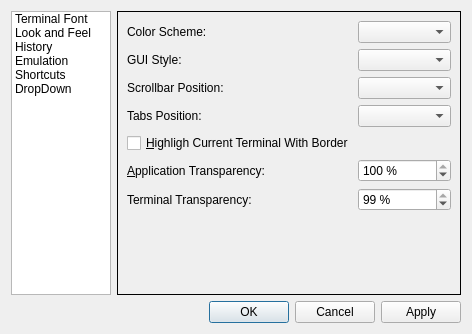
Old version of the form src/forms/propertiesdialog.ui in the repository lxqt/qterminal.
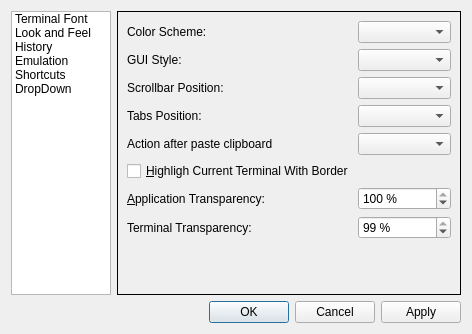
New version of the form.

Commit message: Add zoom terminal. New option in PropertiesDialog

The edit to the form file:
```diff
--- a/src/forms/propertiesdialog.ui
+++ b/src/forms/propertiesdialog.ui
@@ -14,6 +14,16 @@
    <string>QTerminal Properties</string>
   </property>
   <layout class="QGridLayout" name="gridLayout_4">
+   <item row="1" column="0" colspan="2">
+    <widget class="QDialogButtonBox" name="buttonBox">
+     <property name="orientation">
+      <enum>Qt::Horizontal</enum>
+     </property>
+     <property name="standardButtons">
+      <set>QDialogButtonBox::Apply|QDialogButtonBox::Cancel|QDialogButtonBox::Ok</set>
+     </property>
+    </widget>
+   </item>
    <item row="0" column="0">
     <widget class="QListWidget" name="listWidget">
      <property name="sizePolicy">
@@ -135,6 +145,16 @@
      </widget>
      <widget class="QWidget" name="lokkAndFeelPage">
       <layout class="QGridLayout" name="gridLayout_3">
+       <item row="3" column="2">
+        <widget class="QComboBox" name="tabsPos_comboBox"/>
+       </item>
+       <item row="4" column="0" colspan="2">
+        <widget class="QLabel" name="label_3">
+         <property name="text">
+          <string>Action after paste clipboard</string>
+         </property>
+        </widget>
+       </item>
        <item row="0" column="0" colspan="2">
         <widget class="QLabel" name="label_5">
          <property name="text">
@@ -142,29 +162,32 @@
          </property>
         </widget>
        </item>
-       <item row="0" column="2">
-        <widget class="QComboBox" name="colorSchemaCombo"/>
-       </item>
-       <item row="1" column="0">
-        <widget class="QLabel" name="label_6">
-         <property name="text">
-          <string>GUI Style:</string>
-         </property>
-        </widget>
-       </item>
        <item row="1" column="2">
         <widget class="QComboBox" name="styleComboBox"/>
        </item>
-       <item row="2" column="0" colspan="2">
-        <widget class="QLabel" name="label_7">
+       <item row="4" column="2">
+        <widget class="QComboBox" name="motionAfterPasting_comboBox"/>
+       </item>
+       <item row="8" column="2">
+        <widget class="QSpinBox" name="termOpacityBox">
+         <property name="suffix">
+          <string> %</string>
+         </property>
+         <property name="minimum">
+          <number>1</number>
+         </property>
+         <property name="value">
+          <number>99</number>
+         </property>
+        </widget>
+       </item>
+       <item row="1" column="0">
+        <widget class="QLabel" name="label_6">
          <property name="text">
-          <string>Scrollbar Position:</string>
+          <string>GUI Style:</string>
          </property>
         </widget>
        </item>
-       <item row="2" column="2">
-        <widget class="QComboBox" name="scrollBarPos_comboBox"/>
-       </item>
        <item row="3" column="0" colspan="2">
         <widget class="QLabel" name="label_8">
          <property name="text">
@@ -172,10 +195,14 @@
          </property>
         </widget>
        </item>
-       <item row="3" column="2">
-        <widget class="QComboBox" name="tabsPos_comboBox"/>
+       <item row="8" column="0">
+        <widget class="QLabel" name="label">
+         <property name="text">
+          <string>Terminal Transparency:</string>
+         </property>
+        </widget>
        </item>
-       <item row="5" column="0" colspan="2">
+       <item row="7" column="0" colspan="2">
         <widget class="QLabel" name="label_4">
          <property name="text">
           <string>&amp;Application Transparency:</string>
@@ -185,7 +212,7 @@
          </property>
         </widget>
        </item>
-       <item row="5" column="2">
+       <item row="7" column="2">
         <widget class="QSpinBox" name="appOpacityBox">
          <property name="suffix">
           <string> %</string>
@@ -201,14 +228,14 @@
          </property>
         </widget>
        </item>
-       <item row="6" column="0">
-        <widget class="QLabel" name="label">
+       <item row="2" column="0" colspan="2">
+        <widget class="QLabel" name="label_7">
          <property name="text">
-          <string>Terminal Transparency:</string>
+          <string>Scrollbar Position:</string>
          </property>
         </widget>
        </item>
-       <item row="8" column="0">
+       <item row="10" column="0">
         <spacer name="verticalSpacer_3">
          <property name="orientation">
           <enum>Qt::Vertical</enum>
@@ -221,26 +248,19 @@
          </property>
         </spacer>
        </item>
-       <item row="6" column="2">
-        <widget class="QSpinBox" name="termOpacityBox">
-         <property name="suffix">
-          <string> %</string>
-         </property>
-         <property name="minimum">
-          <number>1</number>
-         </property>
-         <property name="value">
-          <number>99</number>
-         </property>
-        </widget>
+       <item row="0" column="2">
+        <widget class="QComboBox" name="colorSchemaCombo"/>
        </item>
-       <item row="4" column="0" colspan="3">
+       <item row="6" column="0" colspan="3">
         <widget class="QCheckBox" name="highlightCurrentCheckBox">
          <property name="text">
           <string>&amp;Highligh Current Terminal With Border</string>
          </property>
         </widget>
        </item>
+       <item row="2" column="2">
+        <widget class="QComboBox" name="scrollBarPos_comboBox"/>
+       </item>
       </layout>
      </widget>
      <widget class="QWidget" name="historyPage">
@@ -447,16 +467,6 @@
      </widget>
     </widget>
    </item>
-   <item row="1" column="0" colspan="2">
-    <widget class="QDialogButtonBox" name="buttonBox">
-     <property name="orientation">
-      <enum>Qt::Horizontal</enum>
-     </property>
-     <property name="standardButtons">
-      <set>QDialogButtonBox::Apply|QDialogButtonBox::Cancel|QDialogButtonBox::Ok</set>
-     </property>
-    </widget>
-   </item>
   </layout>
  </widget>
  <resources/>
```
The commit also changes 15 other files.
